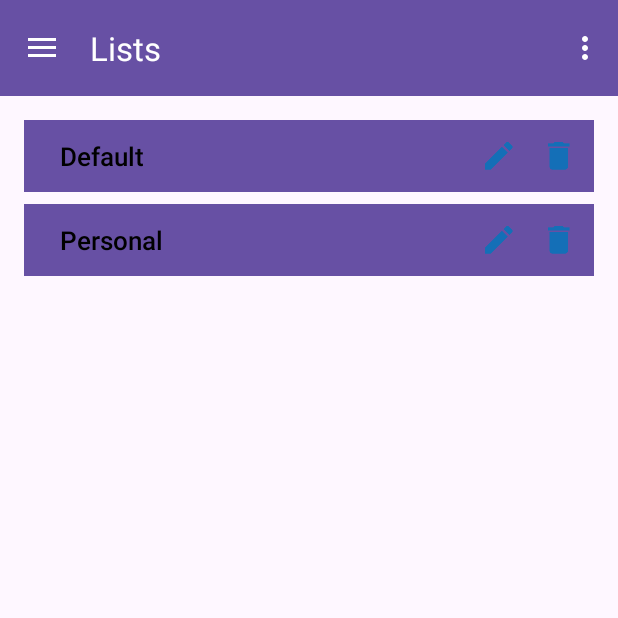
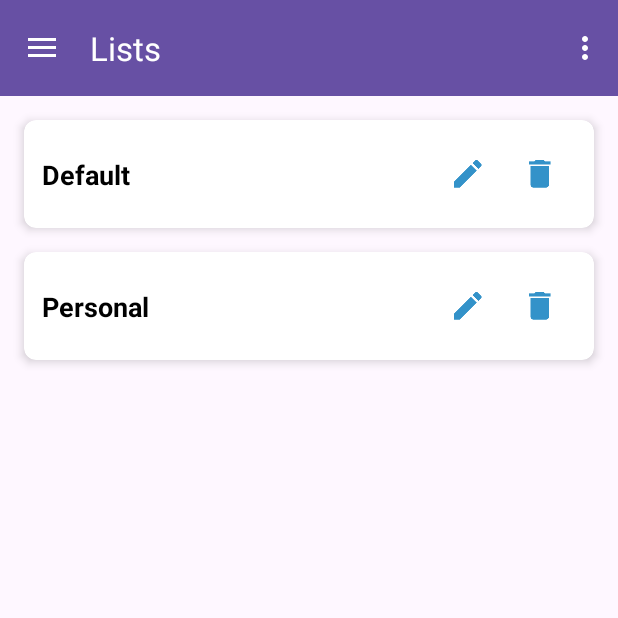
Before and after one commit to NikitaZhebinDev/organizer_rebirth, an Android app: the screen it shows after launch (MainActivity), in the side drawer, after a tap on "Lists", on a phone screen of 412 x 824 dp, the top half of it. Run offline under Robolectric (Android 15) with nearby library versions, the light colour scheme and no system bars; our stand-ins replace Room's generated code, navigation-ui.

Commit message:
Updated Task and List templates and their adapters

```diff
--- a/Organizer/app/src/main/java/com/kita/organizer/ui/lists/ListAdapter.java
+++ b/Organizer/app/src/main/java/com/kita/organizer/ui/lists/ListAdapter.java
@@ -5,6 +5,8 @@ import android.view.View;
 import android.view.ViewGroup;
 import android.view.animation.DecelerateInterpolator;
 import android.widget.Button;
+import android.widget.ImageButton;
+import android.widget.TextView;
 
 import androidx.annotation.NonNull;
 import androidx.recyclerview.widget.RecyclerView;
@@ -18,31 +20,44 @@ import java.util.List;
 public class ListAdapter extends RecyclerView.Adapter<ListAdapter.ListViewHolder> {
 
     private List<ListEntity> listItems = new ArrayList<>();
+
     public void setLists(List<ListEntity> listItems) {
         this.listItems = listItems;
         notifyDataSetChanged();
     }
 
     static class ListViewHolder extends RecyclerView.ViewHolder {
-        Button listButton;
+        // Text view for displaying the list name
+        TextView listName;
+        // Buttons for edit and delete actions
+        ImageButton editButton;
+        ImageButton deleteButton;
 
         public ListViewHolder(@NonNull View itemView) {
             super(itemView);
-            listButton = itemView.findViewById(R.id.listButton);
+            listName = itemView.findViewById(R.id.list_name);
+            editButton = itemView.findViewById(R.id.edit_button);
+            deleteButton = itemView.findViewById(R.id.delete_button);
         }
 
         public void bind(ListEntity listEntity) {
-            listButton.setText(listEntity.getName());
-            // TODO: handle checkbox or button click here if needed
+            // Set the list name text
+            listName.setText(listEntity.getName());
+
+            // TODO: Add click listeners for editButton and deleteButton if needed
+            // For example:
+            // editButton.setOnClickListener(v -> { /* open edit dialog */ });
+            // deleteButton.setOnClickListener(v -> { /* confirm and delete list */ });
         }
     }
 
     @NonNull
     @Override
     public ListViewHolder onCreateViewHolder(@NonNull ViewGroup parent, int viewType) {
+        // Inflate the new item_list.xml layout (ensure the file name matches)
         View view = LayoutInflater.from(parent.getContext())
                 .inflate(R.layout.item_list, parent, false);
-        return new ListAdapter.ListViewHolder(view);
+        return new ListViewHolder(view);
     }
 
     @Override
--- a/Organizer/app/src/main/java/com/kita/organizer/ui/tasks/TaskAdapter.java
+++ b/Organizer/app/src/main/java/com/kita/organizer/ui/tasks/TaskAdapter.java
@@ -6,6 +6,9 @@ import android.view.ViewGroup;
 import android.view.animation.DecelerateInterpolator;
 import android.widget.Button;
 import android.widget.CheckBox;
+import android.widget.ImageView;
+import android.widget.LinearLayout;
+import android.widget.TextView;
 
 import androidx.annotation.NonNull;
 import androidx.recyclerview.widget.RecyclerView;
@@ -26,24 +29,48 @@ public class TaskAdapter extends RecyclerView.Adapter<TaskAdapter.TaskViewHolder
     }
 
     static class TaskViewHolder extends RecyclerView.ViewHolder {
-        Button taskButton;
+        // The clickable container (styled as a button)
+        LinearLayout taskButton;
+        // The checkbox for completing the task
         CheckBox taskCheckBox;
+        // Text view for the task text
+        TextView taskText;
+        // Text view for the date (if applicable)
+        TextView taskDate;
+        // Image view for the repeat icon
+        ImageView repeatImage;
 
         public TaskViewHolder(@NonNull View itemView) {
             super(itemView);
-            taskButton = itemView.findViewById(R.id.taskButton);
-            taskCheckBox = itemView.findViewById(R.id.taskCheckBox);
+            taskButton = itemView.findViewById(R.id.task_button);
+            taskCheckBox = itemView.findViewById(R.id.task_checkbox);
+            taskText = itemView.findViewById(R.id.task_text);
+            taskDate = itemView.findViewById(R.id.task_date);
+            repeatImage = itemView.findViewById(R.id.repeat_image);
         }
 
         public void bind(Task task) {
-            taskButton.setText(task.getText());
-            // TODO: handle checkbox or button click here if needed
+            // Set the task text
+            taskText.setText(task.getText());
+
+            // todo : Optionally, set the date if the task contains a valid date
+            // (assuming task.getDate() returns a String; adjust as needed)
+            /*if (task.getDate() != null) {
+                taskDate.setText(task.getDate());
+            } else {
+                taskDate.setText("");
+            }*/
+
+            // Set the checkbox state based on task completion
+            //taskCheckBox.setChecked(task.isCompleted());
+            // TODO: Bind the repeat icon (if applicable) or set click listeners on taskButton/taskCheckBox
         }
     }
 
     @NonNull
     @Override
     public TaskViewHolder onCreateViewHolder(@NonNull ViewGroup parent, int viewType) {
+        // Inflate the new item_task.xml layout
         View view = LayoutInflater.from(parent.getContext())
                 .inflate(R.layout.item_task, parent, false);
         return new TaskViewHolder(view);
@@ -51,9 +78,10 @@ public class TaskAdapter extends RecyclerView.Adapter<TaskAdapter.TaskViewHolder
 
     @Override
     public void onBindViewHolder(@NonNull TaskViewHolder holder, int position) {
-        holder.bind(tasks.get(position));
+        Task task = tasks.get(position);
+        holder.bind(task);
 
-        // Animate item appearance
+        // Animate the item's appearance
         holder.itemView.setAlpha(0f);
         holder.itemView.setTranslationY(50f);
         holder.itemView.animate()
--- a/Organizer/app/src/main/res/layout/fragment_lists.xml
+++ b/Organizer/app/src/main/res/layout/fragment_lists.xml
@@ -16,6 +16,6 @@
         app:layout_constraintEnd_toEndOf="parent"
         app:layout_constraintStart_toStartOf="parent"
         app:layout_constraintTop_toTopOf="parent"
-        tools:listitem="@layout/item_list" />
+        tools:listitem="@layout/item_list_previous" />
 
 </androidx.constraintlayout.widget.ConstraintLayout>
--- a/Organizer/app/src/main/res/layout/fragment_tasks.xml
+++ b/Organizer/app/src/main/res/layout/fragment_tasks.xml
@@ -17,7 +17,7 @@
         app:layout_constraintEnd_toEndOf="parent"
         app:layout_constraintStart_toStartOf="parent"
         app:layout_constraintTop_toTopOf="parent"
-        tools:listitem="@layout/item_list" />
+        tools:listitem="@layout/item_list_previous" />
 
     <com.google.android.material.floatingactionbutton.FloatingActionButton
         android:id="@+id/btnNewTask"
--- a/Organizer/app/src/main/res/layout/item_list.xml
+++ b/Organizer/app/src/main/res/layout/item_list.xml
@@ -1,55 +1,60 @@
 <?xml version="1.0" encoding="utf-8"?>
-<androidx.constraintlayout.widget.ConstraintLayout xmlns:android="http://schemas.android.com/apk/res/android"
+<androidx.cardview.widget.CardView
+    xmlns:android="http://schemas.android.com/apk/res/android"
     xmlns:app="http://schemas.android.com/apk/res-auto"
     android:layout_width="match_parent"
     android:layout_height="wrap_content"
-    android:paddingLeft="8dp"
-    android:paddingTop="8dp"
-    android:paddingEnd="8dp"
-    android:paddingRight="8dp">
+    android:layout_margin="8dp"
+    app:cardCornerRadius="8dp"
+    app:cardElevation="4dp">
 
+    <!-- Clickable container styled as a list item -->
+    <androidx.constraintlayout.widget.ConstraintLayout
+        android:layout_width="match_parent"
+        android:layout_height="wrap_content"
+        android:background="?attr/selectableItemBackground"
+        android:padding="12dp">
 
-    <Button
-        android:id="@+id/listButton"
-        style="@style/BtnTaskStyle"
+        <!-- List Name Text -->
+        <TextView
+            android:id="@+id/list_name"
             android:layout_width="0dp"
             android:layout_height="wrap_content"
-        android:text="Lists Button some text some text some text some text some text"
-        android:textAlignment="textStart"
-        android:textAllCaps="false"
-        android:textSize="17sp"
-        app:layout_constraintBottom_toBottomOf="parent"
-        app:layout_constraintEnd_toEndOf="parent"
-        app:layout_constraintHorizontal_bias="1.0"
-        app:layout_constraintStart_toStartOf="parent"
-        app:layout_constraintTop_toTopOf="parent" />
-
-    <ImageButton
-        android:id="@+id/image_btn_delete_list"
-        style="@style/Widget.AppCompat.Button.Borderless"
-        android:layout_width="40dp"
-        android:layout_height="45dp"
-        android:layout_marginEnd="3dp"
-        android:layout_marginRight="3dp"
-        app:layout_constraintBottom_toBottomOf="parent"
-        app:layout_constraintEnd_toEndOf="parent"
-        app:layout_constraintHorizontal_bias="1.0"
+            android:text="My Awesome List"
+            android:textSize="18sp"
+            android:textStyle="bold"
+            android:textColor="@android:color/black"
+            android:paddingEnd="8dp"
             app:layout_constraintStart_toStartOf="parent"
             app:layout_constraintTop_toTopOf="parent"
-        app:srcCompat="@drawable/ic_delete_list"
-        android:elevation="2dp"/>
+            app:layout_constraintBottom_toBottomOf="parent"
+            app:layout_constraintEnd_toStartOf="@+id/edit_button" />
 
+        <!-- Edit Button (Pencil Icon) -->
         <ImageButton
-        android:id="@+id/image_btn_rename_list"
-        style="@style/Widget.AppCompat.Button.Borderless"
-        android:layout_width="40dp"
-        android:layout_height="45dp"
+            android:id="@+id/edit_button"
+            android:layout_width="wrap_content"
+            android:layout_height="wrap_content"
+            android:src="@drawable/ic_rename_list"
+            android:contentDescription=""
+            android:background="?attr/selectableItemBackgroundBorderless"
+            android:padding="8dp"
+            app:layout_constraintTop_toTopOf="parent"
             app:layout_constraintBottom_toBottomOf="parent"
-        app:layout_constraintEnd_toStartOf="@+id/image_btn_delete_list"
-        app:layout_constraintHorizontal_bias="1.0"
-        app:layout_constraintStart_toStartOf="parent"
+            app:layout_constraintEnd_toStartOf="@+id/delete_button" />
+
+        <!-- Delete Button (Trash Icon) -->
+        <ImageButton
+            android:id="@+id/delete_button"
+            android:layout_width="wrap_content"
+            android:layout_height="wrap_content"
+            android:src="@drawable/ic_delete_list"
+            android:contentDescription=""
+            android:background="?attr/selectableItemBackgroundBorderless"
+            android:padding="8dp"
             app:layout_constraintTop_toTopOf="parent"
-        app:srcCompat="@drawable/ic_rename_list"
-        android:elevation="2dp"/>
+            app:layout_constraintBottom_toBottomOf="parent"
+            app:layout_constraintEnd_toEndOf="parent" />
 
     </androidx.constraintlayout.widget.ConstraintLayout>
+</androidx.cardview.widget.CardView>
--- a/Organizer/app/src/main/res/values/styles.xml
+++ b/Organizer/app/src/main/res/values/styles.xml
@@ -1,8 +1,10 @@
 <?xml version="1.0" encoding="utf-8"?>
 <resources>
 
-    <!-- Buttons -->
+    <!-- Buttons - TODO: doesn't work yet -->
     <style name="BtnTaskStyle" parent="@style/Widget.AppCompat.Button.Colored">
+        <item name="colorPrimary">@color/btn_white</item>
+        <item name="colorPrimaryVariant">@color/btn_white</item>
         <item name="colorButtonNormal">@color/btn_white</item>
         <item name="android:background">@color/btn_white</item>
         <item name="colorControlHighlight">@color/btn_white_pressed</item>
```
Also changed, not shown: Organizer/app/src/main/res/layout/item_list_previous.xml (added, +55 -0 lines), Organizer/app/src/main/res/layout/item_task.xml (+63 -22 lines), Organizer/app/src/main/res/layout/item_task_previous.xml (added, +35 -0 lines). Lines whose indentation alone changed are shown as unchanged.
